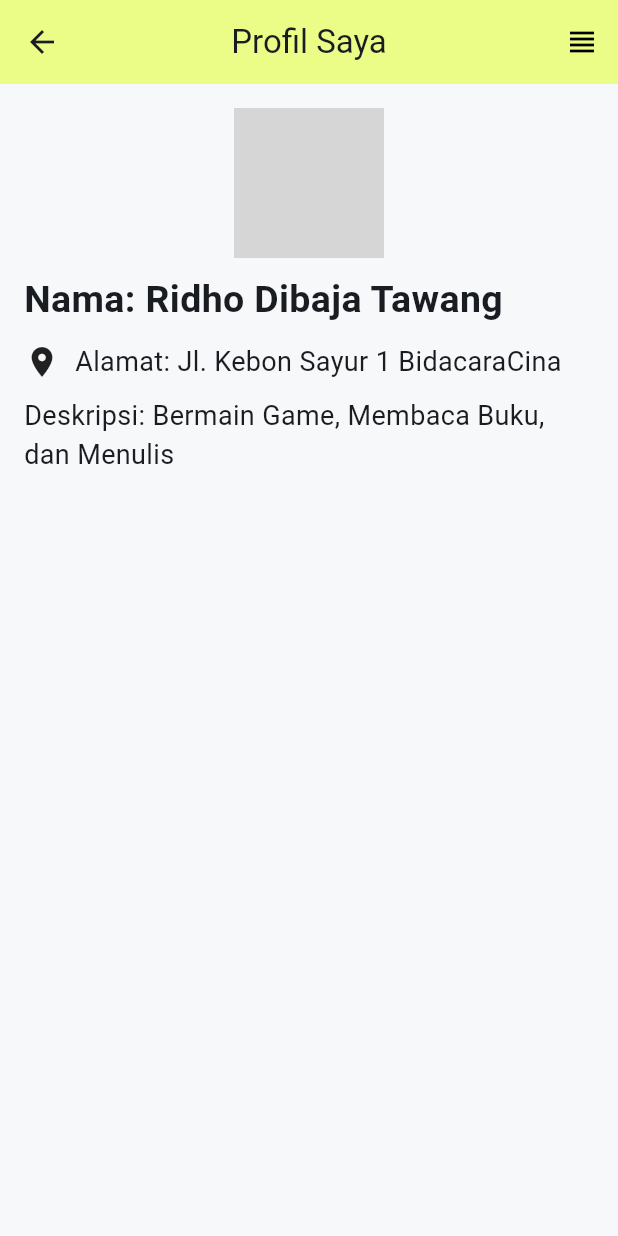
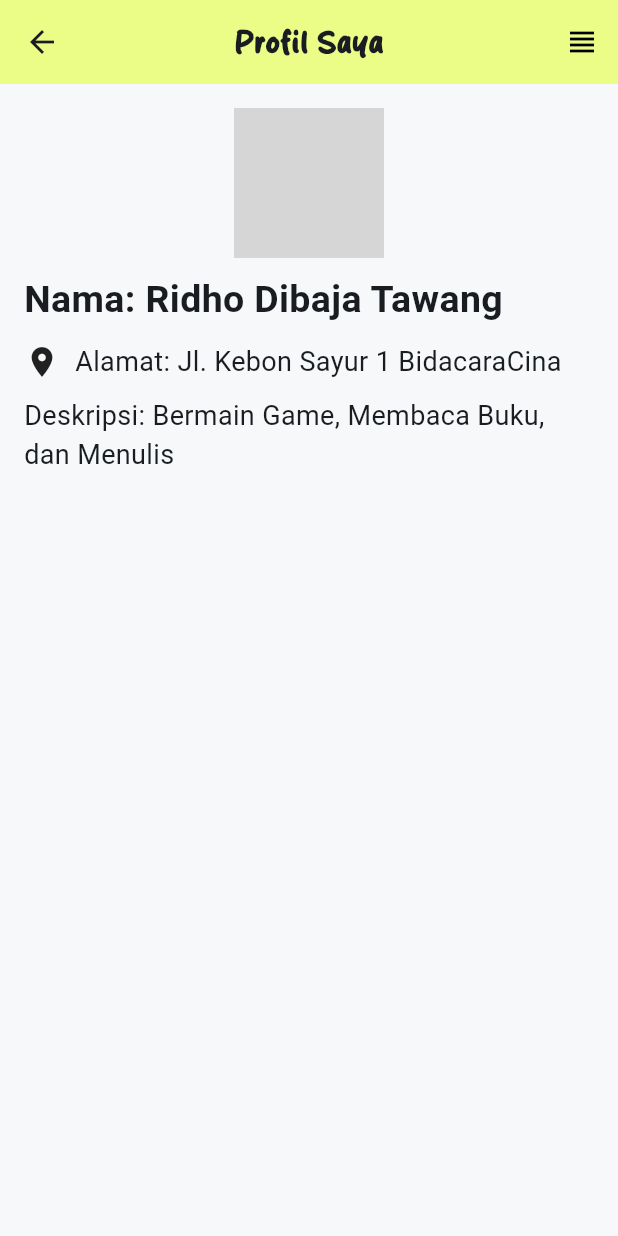
Before and after one commit to lavenderpoet607/pelatihan_app_dev, a Flutter app: the Tugas1 screen opened directly, on a phone screen of 412 x 824 dp. Run offline on Flutter 3.47's test engine with Material 3 defaults, Android fonts, the light colour scheme and no system bars; network calls fail; grey boxes are pictures that could not be loaded.

Commit message:
Perubahan Besar

```diff
--- a/lib/tugas/tugas_1.dart
+++ b/lib/tugas/tugas_1.dart
@@ -1,4 +1,3 @@
-
 import 'package:flutter/material.dart';
 
 class Tugas1 extends StatefulWidget {
@@ -15,12 +14,17 @@ class _Tugas1State extends State<Tugas1> {
   Widget build(BuildContext context) {
     return Scaffold(
       appBar: AppBar(
-        title: const Text("Profil Saya"),
+        title: const Text(
+          "Profil Saya",
+          style: TextStyle(
+            fontWeight: FontWeight.bold,
+            fontFamily: "Milky Cream",
+          ),
+        ),
         backgroundColor: const Color.fromARGB(255, 235, 253, 135),
         actions: [
           IconButton(
-            onPressed: () {
-            },
+            onPressed: () {},
             icon: Icon(Icons.view_headline, color: Colors.black),
           ),
         ],
--- a/lib/tugas/tugas_2.dart
+++ b/lib/tugas/tugas_2.dart
@@ -25,6 +25,7 @@ class Tugas2 extends StatelessWidget {
                 color: Color.fromRGBO(112, 196, 252, 1),
                 fontSize: 24,
                 fontWeight: FontWeight.bold,
+                fontFamily: "Milky Cream",
               ),
             ),
             Spacer(),
@@ -131,6 +132,7 @@ class Tugas2 extends StatelessWidget {
       ),
     );
   }
+
   Widget _buildBulletPoint(String text) {
     return Row(
       crossAxisAlignment: CrossAxisAlignment.start,
--- a/lib/tugas/tugas_3.dart
+++ b/lib/tugas/tugas_3.dart
@@ -17,7 +17,7 @@ class Tugas3 extends StatelessWidget {
               style: TextStyle(
                 fontSize: 30,
                 fontWeight: FontWeight.bold,
-                fontStyle: FontStyle.italic,
+                fontFamily: "Milky Cream",
               ),
             ),
           ],
--- a/lib/tugas/tugas_4.dart
+++ b/lib/tugas/tugas_4.dart
@@ -14,11 +14,7 @@ class Tugas4 extends StatelessWidget {
           children: [
             Text(
               "Registrasi & Katalog",
-              style: TextStyle(
-                fontSize: 30,
-                fontWeight: FontWeight.bold,
-                fontStyle: FontStyle.italic,
-              ),
+              style: TextStyle(fontSize: 30, fontFamily: "Milky Cream"),
             ),
           ],
         ),
--- a/lib/tugas/tugas_5.dart
+++ b/lib/tugas/tugas_5.dart
@@ -17,7 +17,7 @@ class Tugas5 extends StatelessWidget {
               style: TextStyle(
                 fontSize: 30,
                 fontWeight: FontWeight.bold,
-                fontStyle: FontStyle.italic,
+                fontFamily: "Milky Cream",
               ),
             ),
           ],
```
